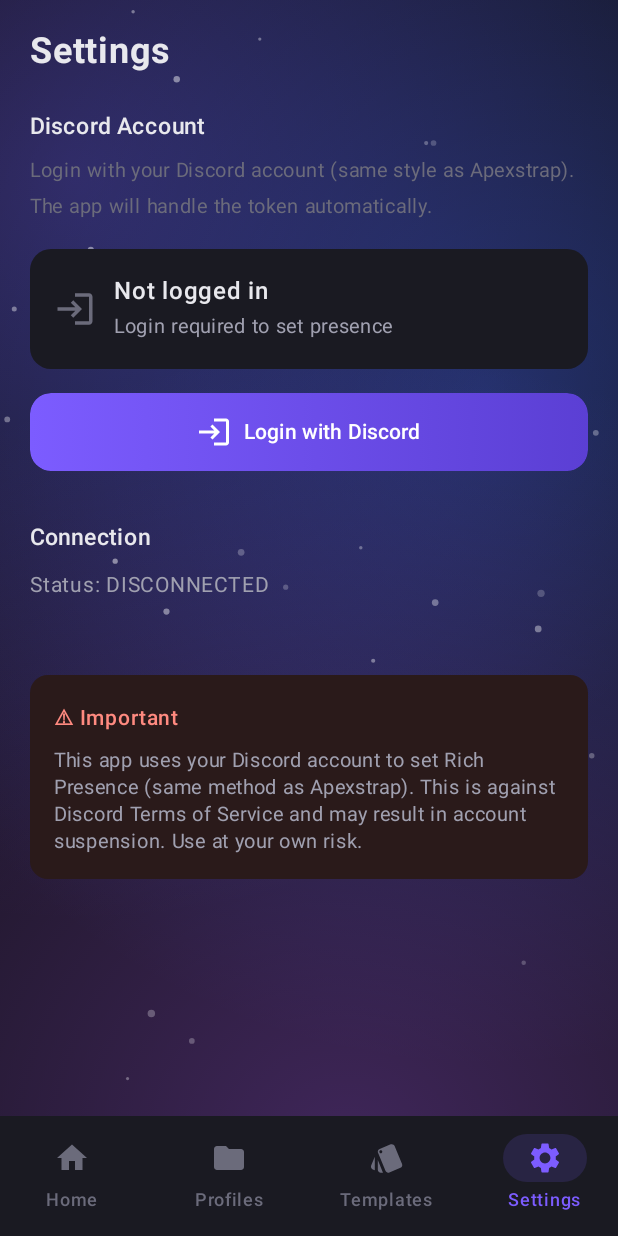
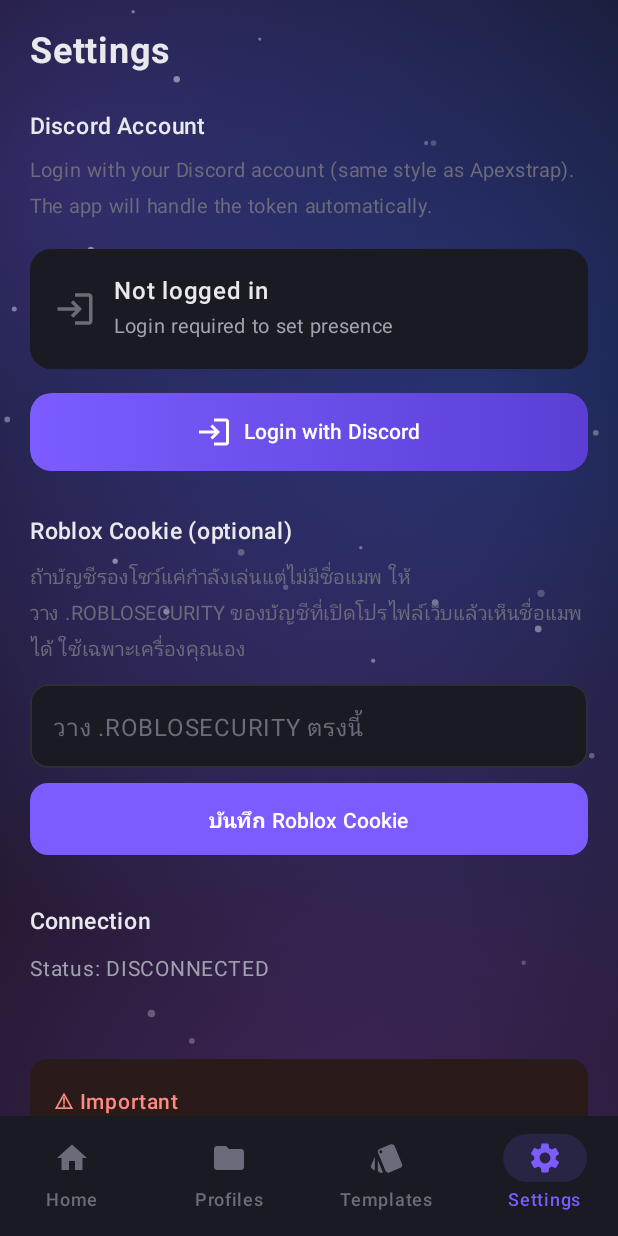
Before and after one commit to sixeirth482-maker/Presence-Studio, an Android app built with Jetpack Compose: the screen it shows after launch (MainActivity), item 4 of the bottom bar chosen, on a phone screen of 412 x 824 dp. Run offline under Robolectric (Android 15) with nearby library versions, the phone set to English and light mode, and no system bars; pictures from the network do not load.

Commit message:
Upload files via GitHub Pusher

```diff
--- a/app/src/main/java/com/presencestudio/MainViewModel.kt
+++ b/app/src/main/java/com/presencestudio/MainViewModel.kt
@@ -143,6 +143,10 @@ class MainViewModel(application: Application) : AndroidViewModel(application) {
 
     fun connectRoblox(name: String) = PresenceEngine.connectRoblox(name)
 
+    fun setRobloxCookie(cookie: String) = PresenceEngine.setRobloxCookie(cookie)
+
+    val robloxCookie: String get() = PresenceEngine.robloxCookie
+
     fun toggleAutoGame(enabled: Boolean) = PresenceEngine.enableAutoGame(enabled)
 
     fun saveIdleText(text: String) = PresenceEngine.saveTexts(text, PresenceEngine.playingText)
--- a/app/src/main/java/com/presencestudio/presence/PresenceEngine.kt
+++ b/app/src/main/java/com/presencestudio/presence/PresenceEngine.kt
@@ -45,6 +45,8 @@ object PresenceEngine {
         private set
     var robloxUsername by mutableStateOf("")
         private set
+    var robloxCookie by mutableStateOf("")
+        private set
     var robloxGame by mutableStateOf<RobloxGameInfo?>(null)
         private set
     var robloxStatus by mutableStateOf("")
@@ -72,6 +74,8 @@ object PresenceEngine {
 
         discordToken = p.getString("token", "") ?: ""
         robloxUsername = p.getString("roblox", "") ?: ""
+        robloxCookie = p.getString("roblox_cookie", "") ?: ""
+        if (robloxCookie.isNotBlank()) RobloxPresence.setCookie(robloxCookie)
         autoGame = p.getBoolean("auto", false)
         idleText = p.getString("idle", DEFAULT_IDLE) ?: DEFAULT_IDLE
         playingText = p.getString("playing", DEFAULT_PLAYING) ?: DEFAULT_PLAYING
@@ -108,6 +112,24 @@ object PresenceEngine {
         discordToken = token
         prefs?.edit()?.putString("token", token)?.apply()
         gateway.setToken(token)
+    }
+
+    fun setRobloxCookie(cookie: String) {
+        val clean = cookie.trim()
+        robloxCookie = clean
+        prefs?.edit()?.putString("roblox_cookie", clean)?.apply()
+        RobloxPresence.setCookie(clean.ifBlank { null })
+        // force refresh next loop
+        lastSignature = null
+        robloxUserId?.let { id ->
+            scope.launch {
+                try {
+                    val info = withContext(Dispatchers.IO) { RobloxPresence.fetch(id) }
+                    robloxGame = info
+                } catch (_: Exception) {
+                }
+            }
+        }
     }
 
     fun connectRoblox(name: String) {
--- a/app/src/main/java/com/presencestudio/roblox/RobloxPresence.kt
+++ b/app/src/main/java/com/presencestudio/roblox/RobloxPresence.kt
@@ -48,6 +48,13 @@ object RobloxPresence {
     private val json = Json { ignoreUnknownKeys = true }
     private val jsonType = "application/json; charset=utf-8".toMediaType()
 
+    @Volatile
+    private var robloxCookie: String? = null
+
+    fun setCookie(cookie: String?) {
+        robloxCookie = cookie?.trim()?.takeIf { it.isNotEmpty() }
+    }
+
     private val gameCache = HashMap<Long, Pair<String?, String?>>()
     private val placeToUniverseCache = HashMap<Long, Long?>()
 
@@ -84,11 +91,15 @@ object RobloxPresence {
             put("userIds", buildJsonArray { add(JsonPrimitive(userId)) })
         }.toString().toRequestBody(jsonType)
 
-        val req = Request.Builder()
+        val reqBuilder = Request.Builder()
             .url("https://presence.roblox.com/v1/presence/users")
             .post(body)
-            .header("User-Agent", "PresenceStudio/1.0")
-            .build()
+            .header("User-Agent", "Mozilla/5.0 (Linux; Android 14) AppleWebKit/537.36 (KHTML, like Gecko) Chrome/122.0.0.0 Mobile Safari/537.36")
+            .header("Accept", "application/json")
+            .header("Origin", "https://www.roblox.com")
+            .header("Referer", "https://www.roblox.com/")
+        robloxCookie?.let { reqBuilder.header("Cookie", ".ROBLOSECURITY=$it") }
+        val req = reqBuilder.build()
 
         client.newCall(req).execute().use { res ->
             if (!res.isSuccessful) throw RuntimeException("presence API ${res.code}")
--- a/app/src/main/java/com/presencestudio/ui/screens/SettingsScreen.kt
+++ b/app/src/main/java/com/presencestudio/ui/screens/SettingsScreen.kt
@@ -16,6 +16,8 @@ import androidx.compose.ui.Modifier
 import androidx.compose.ui.graphics.Brush
 import androidx.compose.ui.graphics.Color
 import androidx.compose.ui.text.font.FontWeight
+import androidx.compose.ui.text.input.PasswordVisualTransformation
+import androidx.compose.ui.text.input.VisualTransformation
 import androidx.compose.ui.unit.dp
 import androidx.compose.ui.unit.sp
 import com.presencestudio.MainViewModel
@@ -29,6 +31,8 @@ fun SettingsScreen(
     modifier: Modifier = Modifier
 ) {
     val hasToken = viewModel.discordToken.isNotBlank()
+    var cookieInput by remember { mutableStateOf(viewModel.robloxCookie) }
+    var showCookie by remember { mutableStateOf(false) }
 
     Column(
         modifier = modifier
@@ -162,6 +166,50 @@ fun SettingsScreen(
             }
         }
 
+
+        Spacer(modifier = Modifier.height(28.dp))
+
+        Text(
+            text = "Roblox Cookie (optional)",
+            color = TextPrimary,
+            fontSize = 15.sp,
+            fontWeight = FontWeight.SemiBold
+        )
+        Spacer(modifier = Modifier.height(6.dp))
+        Text(
+            text = "ถ้าบัญชีรองโชว์แค่กำลังเล่นแต่ไม่มีชื่อแมพ ให้วาง .ROBLOSECURITY ของบัญชีที่เปิดโปรไฟล์เว็บแล้วเห็นชื่อแมพได้ ใช้เฉพาะเครื่องคุณเอง",
+            color = TextTertiary,
+            fontSize = 13.sp
+        )
+        Spacer(modifier = Modifier.height(12.dp))
+        OutlinedTextField(
+            value = cookieInput,
+            onValueChange = { cookieInput = it },
+            modifier = Modifier.fillMaxWidth(),
+            placeholder = { Text("วาง .ROBLOSECURITY ตรงนี้", color = TextTertiary) },
+            visualTransformation = if (showCookie) VisualTransformation.None else PasswordVisualTransformation(),
+            shape = RoundedCornerShape(12.dp),
+            colors = OutlinedTextFieldDefaults.colors(
+                focusedBorderColor = Primary,
+                unfocusedBorderColor = Border,
+                focusedContainerColor = Surface,
+                unfocusedContainerColor = Surface,
+                focusedTextColor = TextPrimary,
+                unfocusedTextColor = TextPrimary,
+                cursorColor = Primary
+            ),
+            singleLine = true
+        )
+        Spacer(modifier = Modifier.height(10.dp))
+        Button(
+            onClick = { viewModel.setRobloxCookie(cookieInput) },
+            modifier = Modifier.fillMaxWidth().height(48.dp),
+            shape = RoundedCornerShape(12.dp),
+            colors = ButtonDefaults.buttonColors(containerColor = Primary)
+        ) {
+            Text("บันทึก Roblox Cookie", fontWeight = FontWeight.SemiBold)
+        }
+
         Spacer(modifier = Modifier.height(32.dp))
 
         Text(
```
